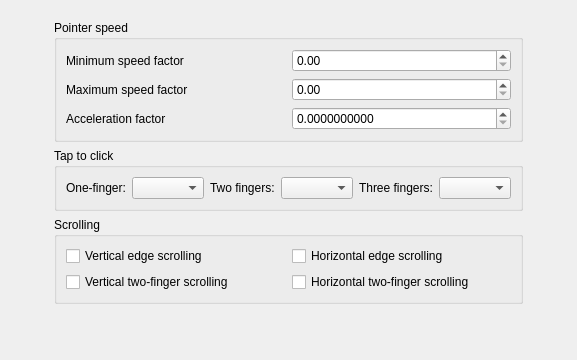
This is touchpadconfig.ui in KDE/plasma-desktop as Qt 5 draws it before an edit. The edited form follows.
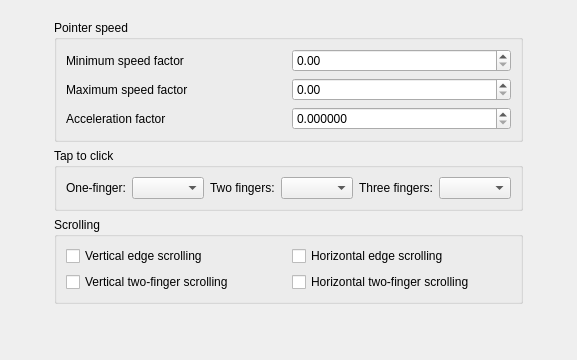
This is the edited form.

Commit message: Simplify synclient backend

```diff
--- a/touchpadconfig.ui
+++ b/touchpadconfig.ui
@@ -77,7 +77,7 @@
          <item row="2" column="1">
           <widget class="QDoubleSpinBox" name="kcfg_AccelFactor">
            <property name="decimals">
-            <number>10</number>
+            <number>6</number>
            </property>
            <property name="maximum">
             <double>1.000000000000000</double>
```
The commit also changes 2 other files.
